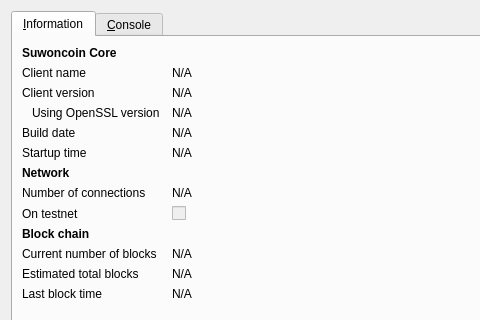
Old version of the form src/qt/forms/rpcconsole.ui in the repository gwangjin2/gwangcoin-core; both pictures show x 0 to 480 and y 0 to 320 of the 740 by 539 pixel window.
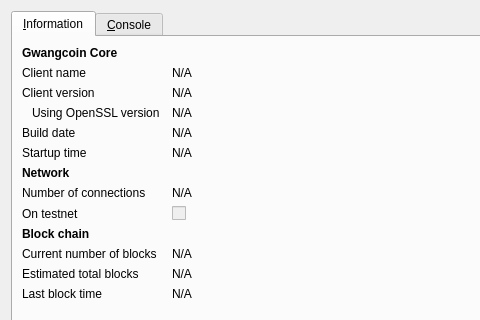
New version of the form. Icons and pictures are not drawn.

```diff
--- a/src/qt/forms/rpcconsole.ui
+++ b/src/qt/forms/rpcconsole.ui
@@ -36,7 +36,7 @@
           </font>
          </property>
          <property name="text">
-          <string>Suwoncoin Core</string>
+          <string>Gwangcoin Core</string>
          </property>
         </widget>
        </item>
```
Left out of the diff: 6 changed lines with no effect on the pictures.
